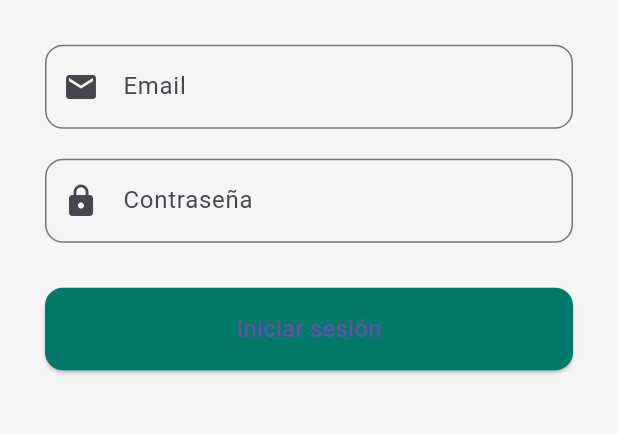
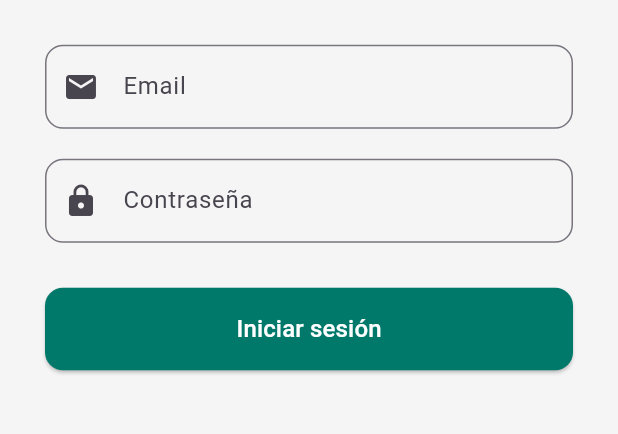
Before and after one commit to Magdasanhueza/historial_recetas, a Flutter app: the screen it shows after launch, after a tap on "Comenzar", on a phone screen of 412 x 824 dp, the part 550-984 px from its top. Run offline on Flutter 3.47's test engine with Material 3 defaults, Android fonts, the light colour scheme and no system bars.

Commit message:
add images and style button login

```diff
--- a/lib/screens/login.dart
+++ b/lib/screens/login.dart
@@ -70,7 +70,7 @@ class _LoginScreenState extends State<LoginScreen> {
                       onSaved: (value) => _password = value!,
                     ),
                     SizedBox(height: 30),
-                    // 🔹 Botón
+
                     SizedBox(
                       width: double.infinity,
                       child: ElevatedButton(
@@ -87,7 +87,7 @@ class _LoginScreenState extends State<LoginScreen> {
                         ),
                         child: Text(
                           'Iniciar sesión',
-                          style: TextStyle(fontSize: 16),
+                          style: TextStyle(color: Colors.white, fontSize: 16),
                         ),
                       ),
                     ),
```
Also changed, not shown: assets/images/pantalla_inicio.png (added), assets/images/pantalla_login.png (added), assets/images/pantalla_receta.png (added), 1 other file.
